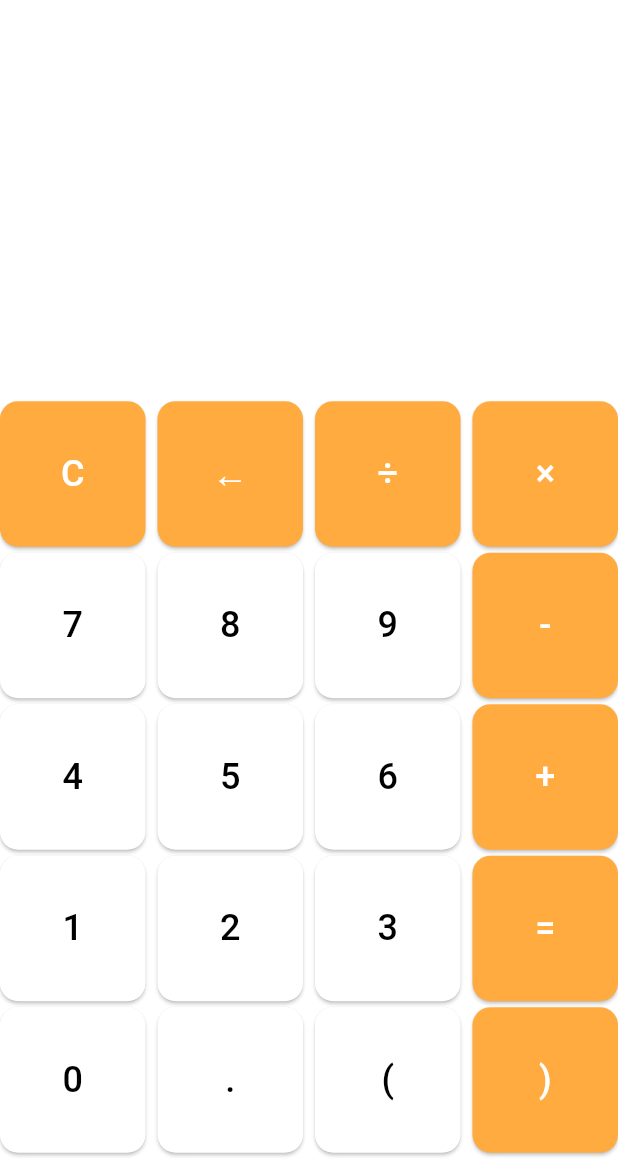
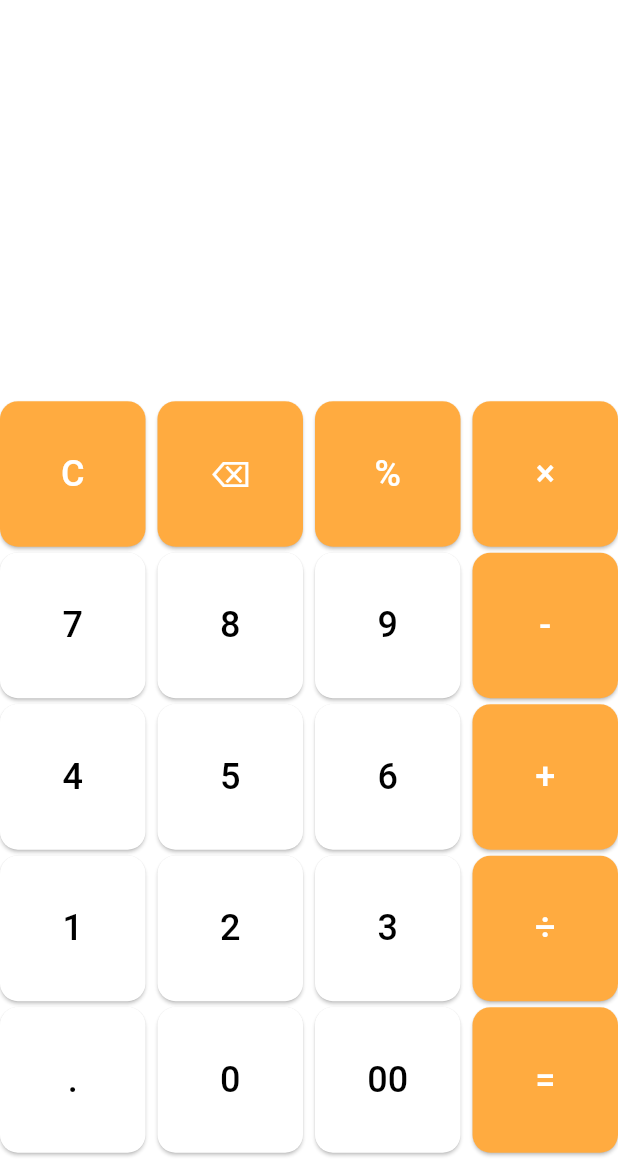
Before and after one commit to Jananisree/ProviderCalculator_flutter, a Flutter app: the screen it shows after launch, on a phone screen of 412 x 824 dp, the part 63-1236 px from its top. Run offline on Flutter 3.47's test engine with Material 3 defaults, Android fonts, the phone set to English and light mode, and no system bars; our stand-ins replace math_expressions.

Commit message:
Final project

```diff
--- a/lib/CalculatorScreen.dart
+++ b/lib/CalculatorScreen.dart
@@ -27,30 +27,47 @@ class CalculatorScreen extends StatelessWidget {
         builder: (context, constraints) {
           return Column(
             children: [
-              // Display Section
+              // Display Section: Expression (Smaller) and Result (Larger)
               Container(
                 height: availableHeight * 0.33,
-                padding: const EdgeInsets.only(top: 16.0),
-                alignment: Alignment.centerRight,
+                padding: const EdgeInsets.symmetric(horizontal: 16.0),
+                alignment: Alignment.bottomRight,
                 child: Consumer<CalculatorProvider>(
                   builder: (context, calculator, child) {
-                    return SingleChildScrollView(
+                    return Column(
+                      crossAxisAlignment: CrossAxisAlignment.end,
+                      mainAxisAlignment: MainAxisAlignment.center,
+                      children: [
+                        // Expression Text (Small)
+                        SingleChildScrollView(
                           scrollDirection: Axis.horizontal,
                           reverse: true,
                           child: Text(
-                        calculator.display,
+                            calculator.expression, // Full expression
                             style: TextStyle(
-                          fontSize: constraints.maxHeight * 0.05,
+                              fontSize: constraints.maxHeight * 0.03,
+                              color: Colors.grey[600],
+                            ),
+                          ),
+                        ),
+                        const SizedBox(height: 8.0), // Space between expression and result
+                        // Result Text (Large and Bold)
+                        Text(
+                          calculator.display, // Calculation result
+                          style: TextStyle(
+                            fontSize: constraints.maxHeight * 0.06,
                             fontWeight: FontWeight.bold,
                           ),
                         ),
+                      ],
                     );
                   },
                 ),
               ),
+              // Expanded GridView Section for Buttons
               Expanded(
                 child: GridView.builder(
-                  gridDelegate: SliverGridDelegateWithFixedCrossAxisCount(
+                  gridDelegate: const SliverGridDelegateWithFixedCrossAxisCount(
                     crossAxisCount: 4,
                     childAspectRatio: 1,
                     crossAxisSpacing: 8,
@@ -70,16 +87,16 @@ class CalculatorScreen extends StatelessWidget {
   }
 
   final List<String> _buttonLabels = [
-    'C', '←', '÷', '×',
+    'C', '⌫', '%', '×',
     '7', '8', '9', '-',
     '4', '5', '6', '+',
-    '1', '2', '3', '=',
-    '0', '.', '(', ')',
+    '1', '2', '3', '÷',
+    '.', '0', '00', '=',
   ];
 
   // Builds a single button widget
   Widget buildButton(String label, BuildContext context) {
-    bool isTopRow = ['C', '←', '÷', '×'].contains(label);
+    bool isTopRow = ['C', '⌫', '%','÷', '×'].contains(label);
     bool isLastColumn = ['-', '+', '=', ')'].contains(label);
 
     return ElevatedButton(
@@ -98,7 +115,7 @@ class CalculatorScreen extends StatelessWidget {
         var provider = Provider.of<CalculatorProvider>(context, listen: false);
         if (label == 'C') {
           provider.clearAll();
-        } else if (label == '←') {
+        } else if (label == '⌫') {
           provider.backspace();
         } else if (label == '=') {
           provider.calculate();
@@ -108,7 +125,7 @@ class CalculatorScreen extends StatelessWidget {
       },
       child: Text(
         label,
-        style: TextStyle(fontSize: 24),
+        style: const TextStyle(fontSize: 24),
       ),
     );
   }
```
Also changed, not shown: lib/CalculatorProvider.dart (+40 -14 lines). Lines whose indentation alone changed are shown as unchanged.
